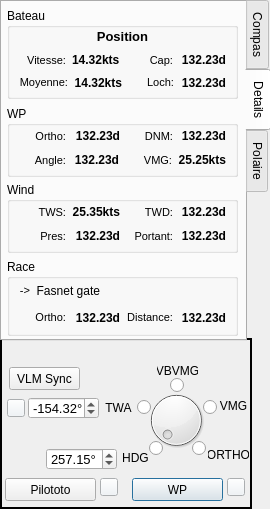
Above: src/Ui/BoardVlmNew.ui from nohal/qtVlm before the change. Below: the same form after it.
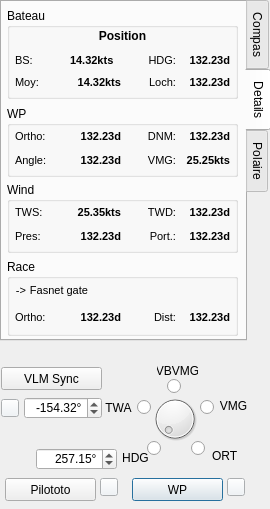
That is the form after the change. The open tabs and pages were chosen to show the change. Custom widgets are drawn as their Qt base class.

Commit message: continuing new vlm board

What changed in the file:
```diff
--- a/src/Ui/BoardVlmNew.ui
+++ b/src/Ui/BoardVlmNew.ui
@@ -233,9 +233,15 @@
       <bool>false</bool>
      </property>
      <layout class="QVBoxLayout" name="verticalLayout">
+      <property name="leftMargin">
+       <number>5</number>
+      </property>
       <property name="topMargin">
        <number>1</number>
       </property>
+      <property name="rightMargin">
+       <number>5</number>
+      </property>
       <property name="bottomMargin">
        <number>5</number>
       </property>
@@ -243,7 +249,7 @@
        <widget class="QLabel" name="det_POS">
         <property name="font">
          <font>
-          <pointsize>10</pointsize>
+          <pointsize>9</pointsize>
           <weight>75</weight>
           <bold>true</bold>
          </font>
@@ -258,6 +264,9 @@
       </item>
       <item>
        <layout class="QHBoxLayout" name="horizontalLayout">
+        <property name="spacing">
+         <number>3</number>
+        </property>
         <item>
          <widget class="QLabel" name="label_2">
           <property name="font">
@@ -266,10 +275,10 @@
            </font>
           </property>
           <property name="text">
-           <string>Vitesse:</string>
+           <string>BS:</string>
           </property>
           <property name="alignment">
-           <set>Qt::AlignRight|Qt::AlignTrailing|Qt::AlignVCenter</set>
+           <set>Qt::AlignLeading|Qt::AlignLeft|Qt::AlignVCenter</set>
           </property>
          </widget>
         </item>
@@ -277,6 +286,7 @@
          <widget class="QLabel" name="det_BS">
           <property name="font">
            <font>
+            <pointsize>8</pointsize>
             <weight>75</weight>
             <bold>true</bold>
            </font>
@@ -297,7 +307,7 @@
            </font>
           </property>
           <property name="text">
-           <string>Cap:</string>
+           <string>HDG:</string>
           </property>
           <property name="alignment">
            <set>Qt::AlignRight|Qt::AlignTrailing|Qt::AlignVCenter</set>
@@ -308,6 +318,7 @@
          <widget class="QLabel" name="det_HDG">
           <property name="font">
            <font>
+            <pointsize>8</pointsize>
             <weight>75</weight>
             <bold>true</bold>
            </font>
@@ -324,6 +335,9 @@
       </item>
       <item>
        <layout class="QHBoxLayout" name="horizontalLayout_2">
+        <property name="spacing">
+         <number>3</number>
+        </property>
         <item>
          <widget class="QLabel" name="label_6">
           <property name="font">
@@ -332,10 +346,10 @@
            </font>
           </property>
           <property name="text">
-           <string>Moyenne:</string>
+           <string>Moy:</string>
           </property>
           <property name="alignment">
-           <set>Qt::AlignRight|Qt::AlignTrailing|Qt::AlignVCenter</set>
+           <set>Qt::AlignLeading|Qt::AlignLeft|Qt::AlignVCenter</set>
           </property>
          </widget>
         </item>
@@ -343,6 +357,7 @@
          <widget class="QLabel" name="det_AVG">
           <property name="font">
            <font>
+            <pointsize>8</pointsize>
             <weight>75</weight>
             <bold>true</bold>
            </font>
@@ -374,6 +389,7 @@
          <widget class="QLabel" name="det_LOCH">
           <property name="font">
            <font>
+            <pointsize>8</pointsize>
             <weight>75</weight>
             <bold>true</bold>
            </font>
@@ -408,14 +424,23 @@
       <string>WP</string>
      </property>
      <layout class="QVBoxLayout" name="verticalLayout_2">
+      <property name="leftMargin">
+       <number>5</number>
+      </property>
       <property name="topMargin">
        <number>1</number>
       </property>
+      <property name="rightMargin">
+       <number>5</number>
+      </property>
       <property name="bottomMargin">
        <number>5</number>
       </property>
       <item>
        <layout class="QHBoxLayout" name="horizontalLayout_3">
+        <property name="spacing">
+         <number>3</number>
+        </property>
         <item>
          <widget class="QLabel" name="label_3">
           <property name="font">
@@ -427,7 +452,7 @@
            <string>Ortho:</string>
           </property>
           <property name="alignment">
-           <set>Qt::AlignRight|Qt::AlignTrailing|Qt::AlignVCenter</set>
+           <set>Qt::AlignLeading|Qt::AlignLeft|Qt::AlignVCenter</set>
           </property>
          </widget>
         </item>
@@ -435,6 +460,7 @@
          <widget class="QLabel" name="det_ORT">
           <property name="font">
            <font>
+            <pointsize>8</pointsize>
             <weight>75</weight>
             <bold>true</bold>
            </font>
@@ -466,6 +492,7 @@
          <widget class="QLabel" name="det_DNM">
           <property name="font">
            <font>
+            <pointsize>8</pointsize>
             <weight>75</weight>
             <bold>true</bold>
            </font>
@@ -482,6 +509,9 @@
       </item>
       <item>
        <layout class="QHBoxLayout" name="horizontalLayout_4">
+        <property name="spacing">
+         <number>3</number>
+        </property>
         <item>
          <widget class="QLabel" name="label_7">
           <property name="font">
@@ -493,7 +523,7 @@
            <string>Angle:</string>
           </property>
           <property name="alignment">
-           <set>Qt::AlignRight|Qt::AlignTrailing|Qt::AlignVCenter</set>
+           <set>Qt::AlignLeading|Qt::AlignLeft|Qt::AlignVCenter</set>
           </property>
          </widget>
         </item>
@@ -501,6 +531,7 @@
          <widget class="QLabel" name="det_ANGLE">
           <property name="font">
            <font>
+            <pointsize>8</pointsize>
             <weight>75</weight>
             <bold>true</bold>
            </font>
@@ -532,6 +563,7 @@
          <widget class="QLabel" name="det_VMG">
           <property name="font">
            <font>
+            <pointsize>8</pointsize>
             <weight>75</weight>
             <bold>true</bold>
            </font>
@@ -566,14 +598,23 @@
       <string>Wind</string>
      </property>
      <layout class="QVBoxLayout" name="verticalLayout_3">
+      <property name="leftMargin">
+       <number>5</number>
+      </property>
       <property name="topMargin">
        <number>1</number>
       </property>
+      <property name="rightMargin">
+       <number>5</number>
+      </property>
       <property name="bottomMargin">
        <number>5</number>
       </property>
       <item>
        <layout class="QHBoxLayout" name="horizontalLayout_5">
+        <property name="spacing">
+         <number>3</number>
+        </property>
         <item>
          <widget class="QLabel" name="label_11">
           <property name="font">
@@ -585,7 +626,7 @@
            <string>TWS:</string>
           </property>
           <property name="alignment">
-           <set>Qt::AlignRight|Qt::AlignTrailing|Qt::AlignVCenter</set>
+           <set>Qt::AlignLeading|Qt::AlignLeft|Qt::AlignVCenter</set>
           </property>
          </widget>
         </item>
@@ -593,6 +634,7 @@
          <widget class="QLabel" name="det_TWS">
           <property name="font">
            <font>
+            <pointsize>8</pointsize>
             <weight>75</weight>
             <bold>true</bold>
            </font>
@@ -624,6 +666,7 @@
          <widget class="QLabel" name="det_TWD">
           <property name="font">
            <font>
+            <pointsize>8</pointsize>
             <weight>75</weight>
             <bold>true</bold>
            </font>
@@ -640,6 +683,9 @@
       </item>
       <item>
        <layout class="QHBoxLayout" name="horizontalLayout_6">
+        <property name="spacing">
+         <number>3</number>
+        </property>
         <item>
          <widget class="QLabel" name="label_13">
           <property name="font">
@@ -651,7 +697,7 @@
            <string>Pres:</string>
           </property>
           <property name="alignment">
-           <set>Qt::AlignRight|Qt::AlignTrailing|Qt::AlignVCenter</set>
+           <set>Qt::AlignLeading|Qt::AlignLeft|Qt::AlignVCenter</set>
           </property>
          </widget>
         </item>
@@ -659,6 +705,7 @@
          <widget class="QLabel" name="det_UPWind">
           <property name="font">
            <font>
+            <pointsize>8</pointsize>
             <weight>75</weight>
             <bold>true</bold>
            </font>
@@ -679,7 +726,7 @@
            </font>
           </property>
           <property name="text">
-           <string>Portant:</string>
+           <string>Port.:</string>
           </property>
           <property name="alignment">
            <set>Qt::AlignRight|Qt::AlignTrailing|Qt::AlignVCenter</set>
@@ -690,6 +737,7 @@
          <widget class="QLabel" name="det_DwWind">
           <property name="font">
            <font>
+            <pointsize>8</pointsize>
             <weight>75</weight>
             <bold>true</bold>
            </font>
@@ -724,14 +772,23 @@
       <string>Race</string>
      </property>
      <layout class="QVBoxLayout" name="verticalLayout_4">
+      <property name="leftMargin">
+       <number>5</number>
+      </property>
       <property name="topMargin">
        <number>1</number>
       </property>
+      <property name="rightMargin">
+       <number>5</number>
+      </property>
       <property name="bottomMargin">
        <number>5</number>
       </property>
       <item>
        <layout class="QHBoxLayout" name="horizontalLayout_7">
+        <property name="spacing">
+         <number>3</number>
+        </property>
         <item>
          <widget class="QLabel" name="det_arrow">
           <property name="font">
@@ -749,6 +806,11 @@
         </item>
         <item>
          <widget class="QLabel" name="det_GATE">
+          <property name="font">
+           <font>
+            <pointsize>8</pointsize>
+           </font>
+          </property>
           <property name="text">
            <string>Fasnet gate</string>
           </property>
@@ -774,6 +836,9 @@
       </item>
       <item>
        <layout class="QHBoxLayout" name="horizontalLayout_8">
+        <property name="spacing">
+         <number>3</number>
+        </property>
         <item>
          <widget class="QLabel" name="label_17">
           <property name="font">
@@ -785,7 +850,7 @@
            <string>Ortho:</string>
           </property>
           <property name="alignment">
-           <set>Qt::AlignRight|Qt::AlignTrailing|Qt::AlignVCenter</set>
+           <set>Qt::AlignLeading|Qt::AlignLeft|Qt::AlignVCenter</set>
           </property>
          </widget>
         </item>
@@ -793,6 +858,7 @@
          <widget class="QLabel" name="det_GATE_ORT">
           <property name="font">
            <font>
+            <pointsize>8</pointsize>
             <weight>75</weight>
             <bold>true</bold>
            </font>
@@ -813,7 +879,7 @@
            </font>
           </property>
           <property name="text">
-           <string>Distance:</string>
+           <string>Dist:</string>
           </property>
           <property name="alignment">
            <set>Qt::AlignRight|Qt::AlignTrailing|Qt::AlignVCenter</set>
@@ -824,6 +890,7 @@
          <widget class="QLabel" name="det_GATE_DIST">
           <property name="font">
            <font>
+            <pointsize>8</pointsize>
             <weight>75</weight>
             <bold>true</bold>
            </font>
@@ -986,7 +1053,7 @@
     <rect>
      <x>0</x>
      <y>338</y>
-     <width>252</width>
+     <width>250</width>
      <height>171</height>
     </rect>
    </property>
@@ -994,7 +1061,7 @@
     <bool>false</bool>
    </property>
    <property name="frameShape">
-    <enum>QFrame::Box</enum>
+    <enum>QFrame::NoFrame</enum>
    </property>
    <property name="lineWidth">
     <number>2</number>
@@ -1002,15 +1069,15 @@
    <widget class="QDoubleSpinBox" name="spin_HDG">
     <property name="geometry">
      <rect>
-      <x>46</x>
+      <x>36</x>
       <y>110</y>
-      <width>71</width>
+      <width>81</width>
       <height>22</height>
      </rect>
     </property>
     <property name="font">
      <font>
-      <pointsize>10</pointsize>
+      <pointsize>9</pointsize>
      </font>
     </property>
     <property name="alignment">
@@ -1045,10 +1112,10 @@
    <widget class="QDial" name="dial">
     <property name="geometry">
      <rect>
-      <x>144</x>
-      <y>50</y>
-      <width>64</width>
-      <height>64</height>
+      <x>150</x>
+      <y>56</y>
+      <width>50</width>
+      <height>50</height>
      </rect>
     </property>
     <property name="minimum">
@@ -1073,8 +1140,8 @@
    <widget class="QRadioButton" name="rd_VBVMG">
     <property name="geometry">
      <rect>
-      <x>170</x>
-      <y>39</y>
+      <x>167</x>
+      <y>40</y>
       <width>16</width>
       <height>17</height>
      </rect>
@@ -1102,7 +1169,7 @@
    <widget class="QRadioButton" name="rd_ORTHO">
     <property name="geometry">
      <rect>
-      <x>192</x>
+      <x>191</x>
       <y>102</y>
       <width>16</width>
       <height>17</height>
@@ -1131,7 +1198,7 @@
    <widget class="QRadioButton" name="rd_VMG">
     <property name="geometry">
      <rect>
-      <x>203</x>
+      <x>200</x>
       <y>61</y>
       <width>16</width>
       <height>17</height>
@@ -1160,15 +1227,15 @@
    <widget class="QDoubleSpinBox" name="spin_TWA">
     <property name="geometry">
      <rect>
-      <x>28</x>
+      <x>24</x>
       <y>59</y>
-      <width>71</width>
+      <width>78</width>
       <height>22</height>
      </rect>
     </property>
     <property name="font">
      <font>
-      <pointsize>10</pointsize>
+      <pointsize>9</pointsize>
      </font>
     </property>
     <property name="alignment">
@@ -1203,23 +1270,23 @@
    <widget class="QLabel" name="lab_ORTHO">
     <property name="geometry">
      <rect>
-      <x>208</x>
+      <x>212</x>
       <y>110</y>
-      <width>41</width>
-      <height>13</height>
+      <width>31</width>
+      <height>16</height>
      </rect>
     </property>
     <property name="text">
-     <string>ORTHO</string>
+     <string>ORT</string>
     </property>
     <property name="alignment">
-     <set>Qt::AlignCenter</set>
+     <set>Qt::AlignLeading|Qt::AlignLeft|Qt::AlignVCenter</set>
     </property>
    </widget>
    <widget class="QRadioButton" name="rd_HDG">
     <property name="geometry">
      <rect>
-      <x>149</x>
+      <x>147</x>
       <y>102</y>
       <width>16</width>
       <height>17</height>
@@ -1258,7 +1325,7 @@
    <widget class="QPushButton" name="btn_angleFlip">
     <property name="geometry">
      <rect>
-      <x>7</x>
+      <x>1</x>
       <y>61</y>
       <width>18</width>
       <height>18</height>
@@ -1360,9 +1427,9 @@
    <widget class="QPushButton" name="btn_sync">
     <property name="geometry">
      <rect>
-      <x>9</x>
+      <x>1</x>
       <y>29</y>
-      <width>71</width>
+      <width>101</width>
       <height>23</height>
      </rect>
     </property>
@@ -1374,14 +1441,14 @@
     <property name="geometry">
      <rect>
       <x>10</x>
-      <y>10</y>
-      <width>161</width>
+      <y>5</y>
+      <width>171</width>
       <height>16</height>
      </rect>
     </property>
     <property name="font">
      <font>
-      <pointsize>9</pointsize>
+      <pointsize>8</pointsize>
      </font>
     </property>
     <property name="text">
```
Left out of the diff: 24 changed lines with no effect on the pictures. The commit also changes 2 other files.
